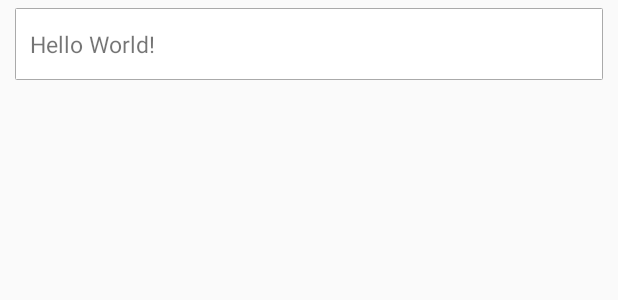
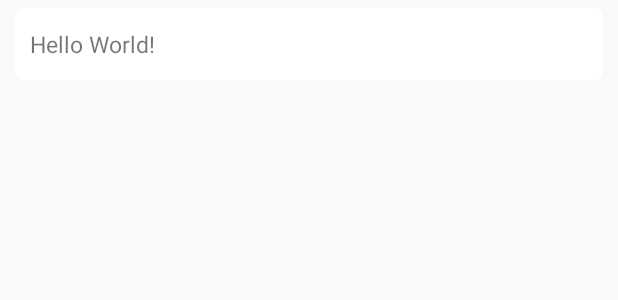
Before and after one commit to liueq/Keyper, an Android app: the layout list_item.xml on its own in the app's theme, with its tools: preview values and no code run, on a phone screen of 412 x 824 dp. Shown: the top 300 px of the screen. Run offline under Robolectric (Android 15) with nearby library versions, the phone set to English and light mode, and no system bars.

Commit message:
完善了UI，此阶段开发完成

```diff
--- a/app/src/main/res/drawable-v21/list_item_bg.xml
+++ b/app/src/main/res/drawable-v21/list_item_bg.xml
@@ -4,10 +4,8 @@
 
     <item>
         <shape android:shape="rectangle">
-            <corners android:radius="0.9dp"/>
+            <corners android:radius="5.0dp"/>
             <solid android:color="@android:color/white"/>
-            <stroke android:color="@android:color/darker_gray"
-                android:width="0.5dp"/>
             <padding android:left="10dp"
                      android:right="10dp"/>
         </shape>
--- /dev/null
+++ b/app/src/main/res/layout-v21/list_item.xml
@@ -0,0 +1,24 @@
+<?xml version="1.0" encoding="utf-8"?>
+<RelativeLayout xmlns:android="http://schemas.android.com/apk/res/android"
+              android:layout_width="match_parent"
+              android:layout_height="match_parent"
+              xmlns:tools="http://schemas.android.com/tools">
+
+    <TextView
+        android:id="@+id/tv_item"
+        android:layout_width="wrap_content"
+        android:layout_height="?attr/listPreferredItemHeightSmall"
+        android:layout_marginTop="5dp"
+        android:layout_marginBottom="5dp"
+        android:layout_marginLeft="10dp"
+        android:layout_marginRight="10dp"
+        android:layout_alignParentLeft="true"
+        android:layout_alignParentRight="true"
+        android:gravity="center|left"
+        android:singleLine="true"
+        android:textSize="15sp"
+        android:clickable="true"
+        android:background="@drawable/list_item_bg"
+        android:elevation="4dp"
+        tools:text="Hello World!"/>
+</RelativeLayout>
```
Also changed, not shown: app/src/main/java/com/liueq/testdagger/activity/SplashActivity.java (+11 -0 lines), app/src/main/res/layout/activity_splash.xml (+17 -7 lines), 1 other file.
